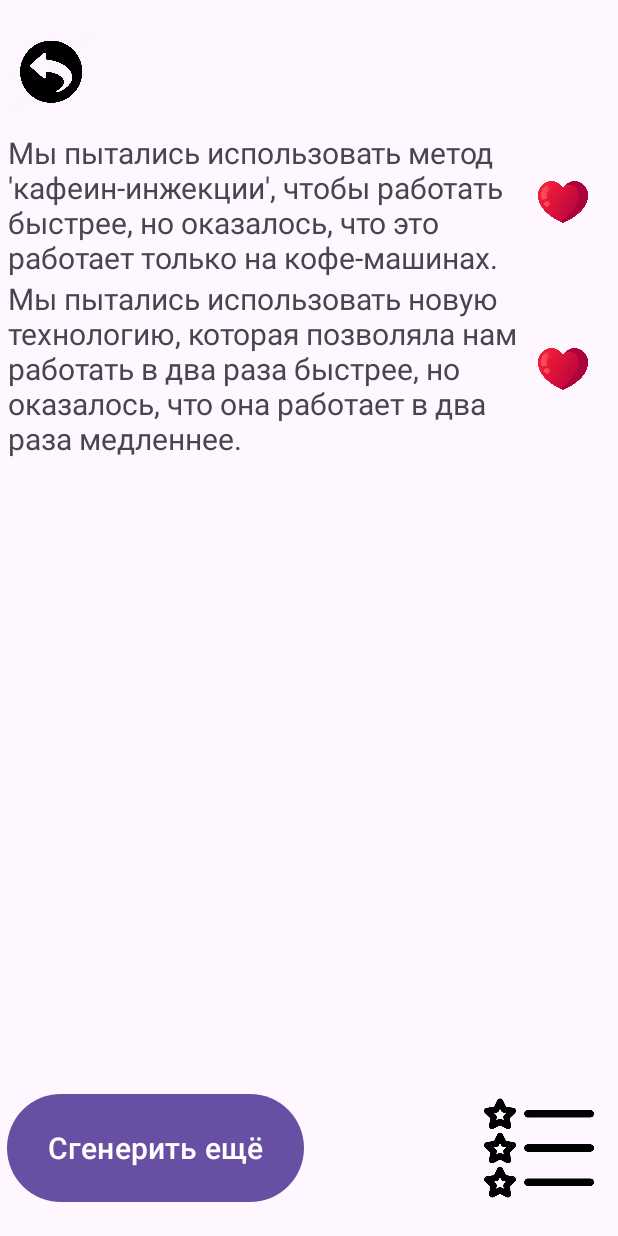
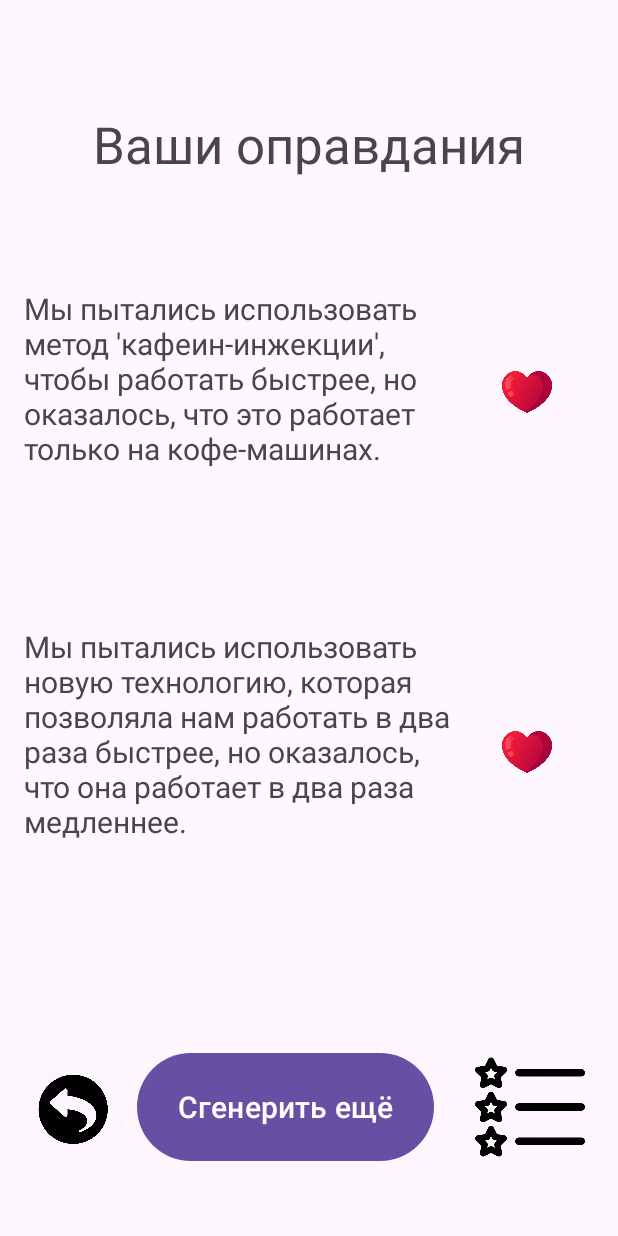
Before and after one commit to luckybearprogrammer/Opravdan, an Android app: the Screen2 screen opened directly, with no data from a screen before it, on a phone screen of 412 x 824 dp. Run offline under Robolectric (Android 15) with nearby library versions, the phone set to English and light mode, and no system bars; 2 statements that could not run were skipped.

Commit message:
улучшен дизайн

```diff
--- a/app/src/main/res/layout/activity_screen2.xml
+++ b/app/src/main/res/layout/activity_screen2.xml
@@ -17,10 +17,10 @@
         android:textSize="20sp"
         app:layout_constraintBottom_toBottomOf="parent"
         app:layout_constraintEnd_toEndOf="parent"
-        app:layout_constraintHorizontal_bias="0.023"
+        app:layout_constraintHorizontal_bias="0.427"
         app:layout_constraintStart_toStartOf="parent"
         app:layout_constraintTop_toTopOf="parent"
-        app:layout_constraintVertical_bias="0.975" />
+        app:layout_constraintVertical_bias="0.938" />
 
     <ImageView
         android:id="@+id/open_history"
@@ -30,37 +30,37 @@
         android:onClick="open_history_OnClick"
         app:layout_constraintBottom_toBottomOf="parent"
         app:layout_constraintEnd_toEndOf="parent"
-        app:layout_constraintHorizontal_bias="0.881"
+        app:layout_constraintHorizontal_bias="0.551"
         app:layout_constraintStart_toEndOf="@+id/buttonRestart"
         app:layout_constraintTop_toTopOf="parent"
-        app:layout_constraintVertical_bias="0.975"
+        app:layout_constraintVertical_bias="0.938"
         app:srcCompat="@drawable/image_stars" />
 
     <ImageView
         android:id="@+id/imageBack"
-        android:layout_width="59dp"
-        android:layout_height="59dp"
+        android:layout_width="66dp"
+        android:layout_height="81dp"
         android:contentDescription="@string/return_to_start"
         android:onClick="back"
         app:layout_constraintBottom_toBottomOf="parent"
-        app:layout_constraintEnd_toEndOf="parent"
-        app:layout_constraintHorizontal_bias="0.014"
+        app:layout_constraintEnd_toStartOf="@+id/buttonRestart"
+        app:layout_constraintHorizontal_bias="0.64"
         app:layout_constraintStart_toStartOf="parent"
         app:layout_constraintTop_toTopOf="parent"
-        app:layout_constraintVertical_bias="0.023"
+        app:layout_constraintVertical_bias="0.94"
         app:srcCompat="@drawable/button_back" />
 
     <TextView
         android:id="@+id/text2"
-        android:layout_width="350dp"
+        android:layout_width="300dp"
         android:layout_height="wrap_content"
-        android:layout_marginStart="5dp"
+        android:layout_marginStart="16dp"
         android:text="@string/apology2"
         android:textSize="20sp"
         app:layout_constraintBottom_toBottomOf="parent"
         app:layout_constraintStart_toStartOf="parent"
         app:layout_constraintTop_toBottomOf="@+id/text1"
-        app:layout_constraintVertical_bias="0.0" />
+        app:layout_constraintVertical_bias="0.285" />
 
     <ImageView
         android:id="@+id/heart1"
@@ -75,10 +75,10 @@
         app:layout_constraintBottom_toBottomOf="@+id/text1"
 
         app:layout_constraintEnd_toEndOf="parent"
-        app:layout_constraintHorizontal_bias="0.0"
+        app:layout_constraintHorizontal_bias="0.294"
         app:layout_constraintStart_toEndOf="@+id/text1"
         app:layout_constraintTop_toTopOf="@+id/text1"
-        app:layout_constraintVertical_bias="1.0"
+        app:layout_constraintVertical_bias="0.958"
         app:srcCompat="@drawable/heart" />
 
     <ImageView
@@ -93,7 +93,7 @@
         app:layout_constraintBottom_toBottomOf="@+id/text2"
 
         app:layout_constraintEnd_toEndOf="parent"
-        app:layout_constraintHorizontal_bias="0.0"
+        app:layout_constraintHorizontal_bias="0.294"
         app:layout_constraintStart_toEndOf="@+id/text2"
         app:layout_constraintTop_toTopOf="@+id/text2"
         app:layout_constraintVertical_bias="1.0"
@@ -101,14 +101,25 @@
 
     <TextView
         android:id="@+id/text1"
-        android:layout_width="350dp"
+        android:layout_width="300dp"
         android:layout_height="wrap_content"
-        android:layout_marginStart="5dp"
-        android:layout_marginTop="88dp"
+        android:layout_marginStart="16dp"
+        android:layout_marginTop="192dp"
         android:text="@string/apology1"
         android:textSize="20sp"
         app:layout_constraintStart_toStartOf="parent"
         app:layout_constraintTop_toTopOf="parent" />
 
+    <TextView
+        android:id="@+id/textView"
+        android:layout_width="wrap_content"
+        android:layout_height="wrap_content"
+        android:text="Ваши оправдания"
+        android:textSize="34sp"
+        app:layout_constraintBottom_toTopOf="@+id/text1"
+        app:layout_constraintEnd_toEndOf="parent"
+        app:layout_constraintStart_toStartOf="parent"
+        app:layout_constraintTop_toTopOf="parent" />
+
 
 </androidx.constraintlayout.widget.ConstraintLayout>
```
